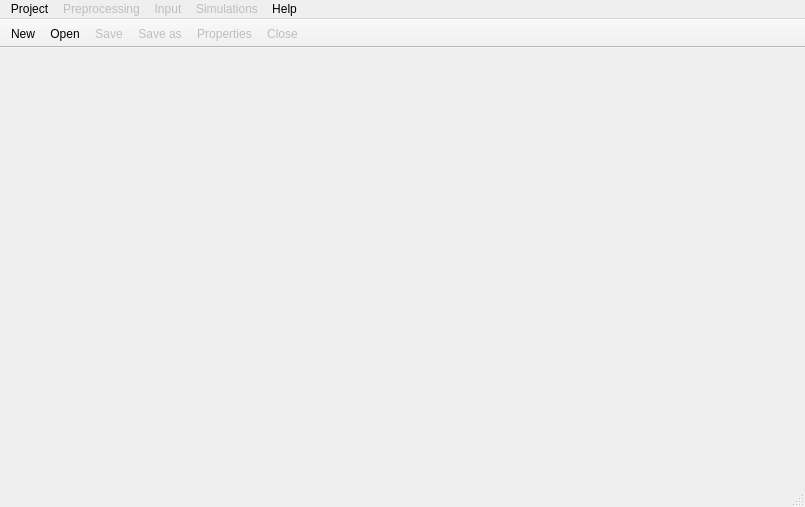
IPH-ECO/iph-eco-gui, file src/ui/main_window.ui: the form before one commit.
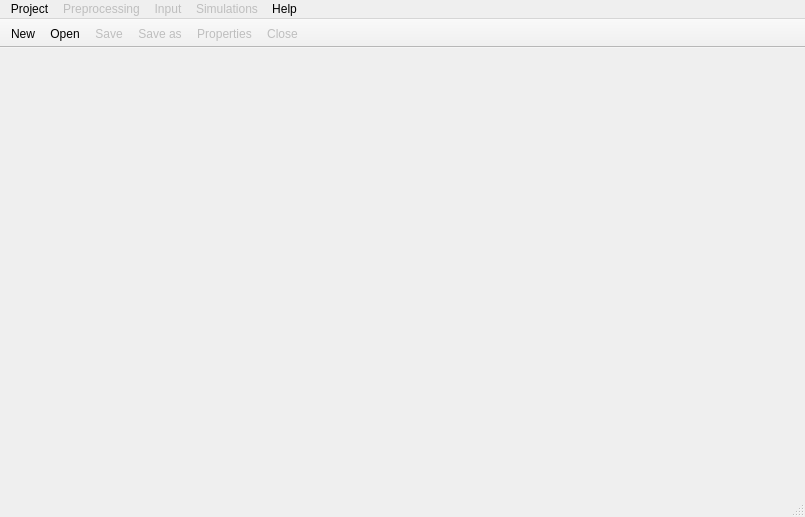
The form after the commit. Icons and pictures are not drawn.

```diff
--- a/src/ui/main_window.ui
+++ b/src/ui/main_window.ui
@@ -10,7 +10,7 @@
     <x>0</x>
     <y>0</y>
     <width>805</width>
-    <height>507</height>
+    <height>517</height>
    </rect>
   </property>
   <property name="sizePolicy">
```
Left out of the diff: 6 changed lines with no effect on the pictures.
